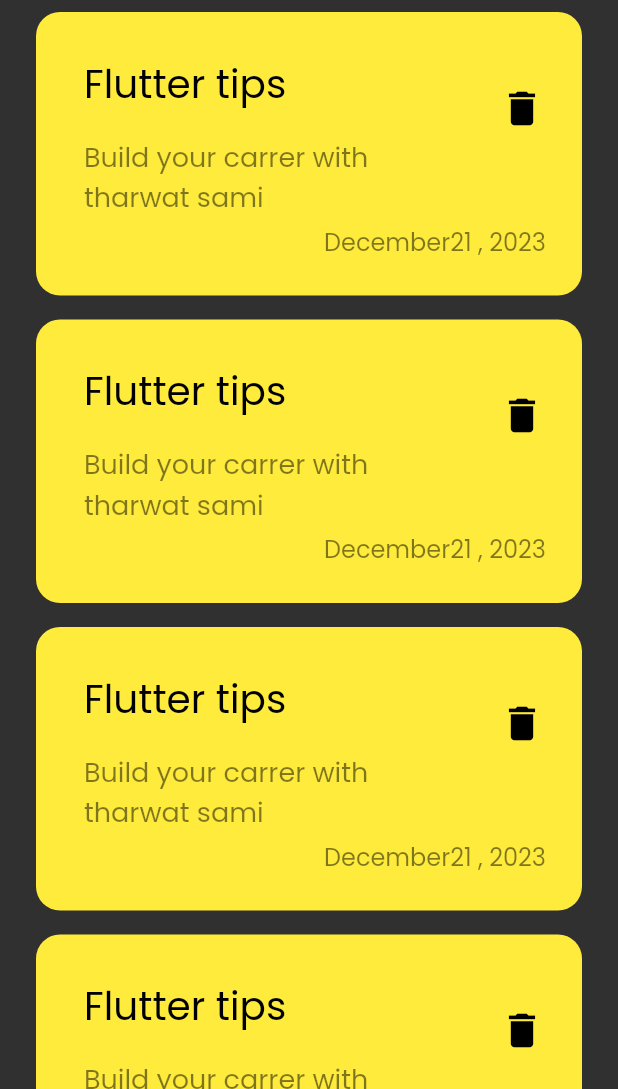
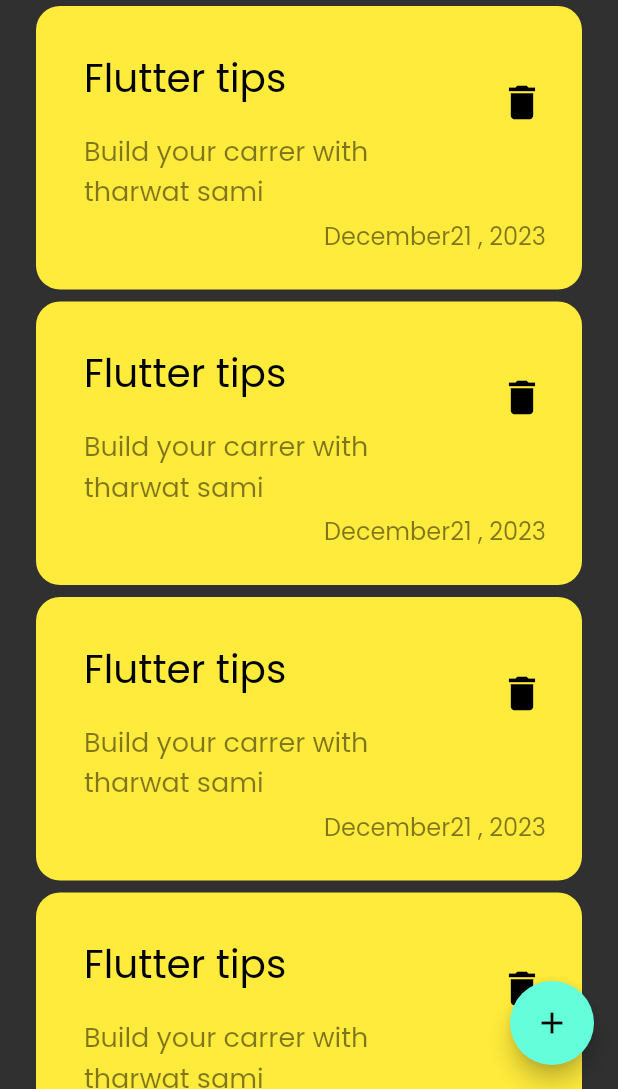
Before and after one commit to makdad-raee/notes_app, a Flutter app: the screen it shows after launch, on a phone screen of 412 x 824 dp, the part 147-1236 px from its top. Run offline on Flutter 3.47's test engine with Material 2 defaults, Android fonts, the phone set to English and light mode, and no system bars; our stand-ins replace google_fonts.

Commit message:
add floating action button

```diff
--- a/lib/views/notes_views.dart
+++ b/lib/views/notes_views.dart
@@ -6,8 +6,12 @@ class NotesViews extends StatelessWidget {
 
   @override
   Widget build(BuildContext context) {
-    return const Scaffold(
-      body: NotesViewBody(),
+    return Scaffold(
+      floatingActionButton: FloatingActionButton(
+        child: const Icon(Icons.add),
+        onPressed: () {},
+      ),
+      body: const NotesViewBody(),
     );
   }
 }
--- a/lib/views/widgets/custom_note_item.dart
+++ b/lib/views/widgets/custom_note_item.dart
@@ -19,8 +19,8 @@ class NoteItem extends StatelessWidget {
         crossAxisAlignment: CrossAxisAlignment.end,
         children: [
           ListTile(
-            title: Padding(
-              padding: const EdgeInsets.only(bottom: 16),
+            title: const Padding(
+              padding: EdgeInsets.only(bottom: 16),
               child: Text(
                 'Flutter tips',
                 style: TextStyle(
--- a/lib/views/widgets/notes_list_view.dart
+++ b/lib/views/widgets/notes_list_view.dart
@@ -3,13 +3,14 @@ import 'package:notes_app/views/widgets/custom_note_item.dart';
 
 class NotesListView extends StatelessWidget {
   const NotesListView({super.key});
+  final data = const [];
 
   @override
   Widget build(BuildContext context) {
     return Expanded(
       child: ListView.builder(itemBuilder: (context, index) {
         return const Padding(
-          padding: EdgeInsets.symmetric(vertical: 8),
+          padding: EdgeInsets.symmetric(vertical: 4),
           child: NoteItem(),
         );
       }),
--- a/lib/views/widgets/notes_view_body.dart
+++ b/lib/views/widgets/notes_view_body.dart
@@ -1,6 +1,5 @@
 import 'package:flutter/material.dart';
 import 'package:notes_app/views/widgets/custom_appr.dart';
-import 'package:notes_app/views/widgets/custom_note_item.dart';
 import 'package:notes_app/views/widgets/notes_list_view.dart';
 
 class NotesViewBody extends StatelessWidget {
```
